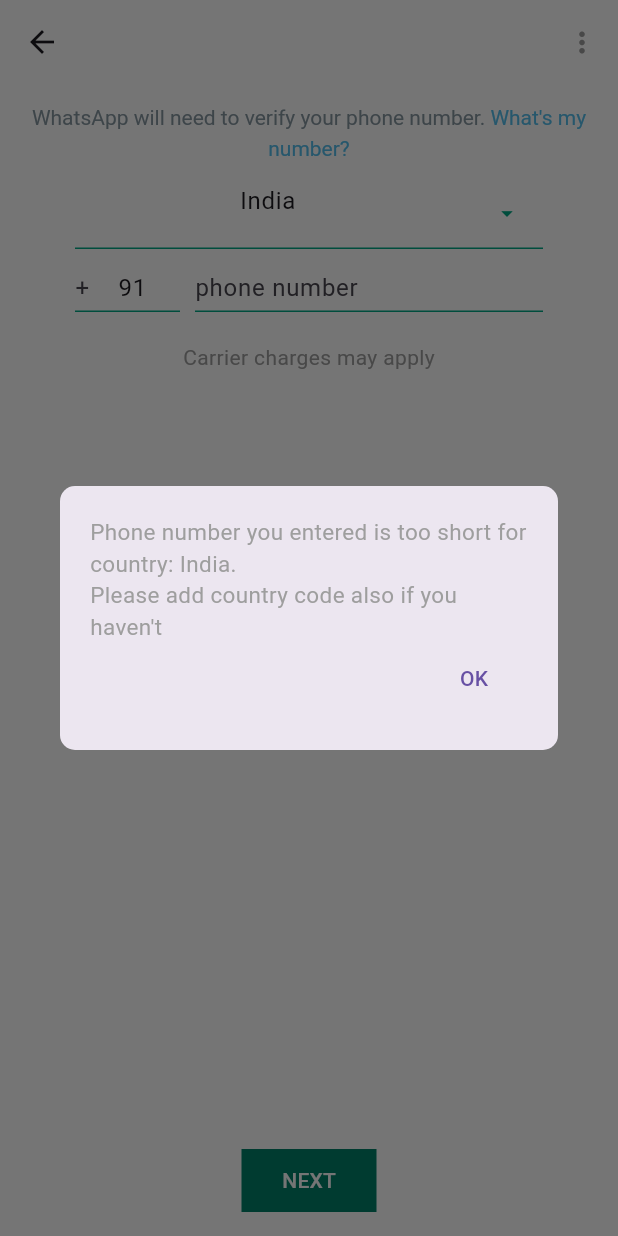
After one commit to satvik2607-sharma/whatsapp_clone_flutter, a Flutter app: the LoginPage screen opened directly, after a tap on "NEXT", on a phone screen of 412 x 824 dp. The commit adds this screen. Run offline on Flutter 3.47's test engine with Material 3 defaults, Android fonts, the phone set to English and light mode, and no system bars; our stand-ins replace country_picker.

Commit message:
Login page done

```diff
--- /dev/null
+++ b/lib/common/helper/show_alert_dialog.dart
@@ -0,0 +1,23 @@
+import 'package:flutter/material.dart';
+
+showAlertDialog(
+    {required BuildContext context, required String text, String? btnText}) {
+  return showDialog(
+      context: context,
+      builder: (context) {
+        return AlertDialog(
+          content: Text(
+            text,
+            style: TextStyle(color: Colors.grey, fontSize: 15),
+          ),
+          contentPadding: EdgeInsets.fromLTRB(20, 20, 20, 0),
+          actions: [
+            TextButton(
+                onPressed: () => Navigator.of(context).pop(),
+                child: Text(
+                  btnText ?? 'OK',
+                ))
+          ],
+        );
+      });
+}
--- a/lib/common/utils/colors.dart
+++ b/lib/common/utils/colors.dart
@@ -1,7 +1,6 @@
 import 'dart:ui';
 
 class Coloors {
-  Coloors._();
   static const Color greenDark = Color(0xFF00A884);
   static const Color greenLight = Color(0xFF008069);
   static const Color blueDark = Color(0xFF53BDEB);
@@ -10,4 +9,5 @@
   static const Color greyLight = Color(0xFF667781);
   static const Color backgroundDark = Color(0xFF111B21);
   static const Color backgroundLight = Color(0xFFFFFFFF);
+  static const Color greyBackground = Color(0xFF202C33);
 }
--- /dev/null
+++ b/lib/feature/auth/pages/login_page.dart
@@ -0,0 +1,194 @@
+import 'package:country_picker/country_picker.dart';
+import 'package:flutter/material.dart';
+import 'package:whatsapp_clone_flutter/common/helper/show_alert_dialog.dart';
+import 'package:whatsapp_clone_flutter/common/utils/colors.dart';
+import 'package:whatsapp_clone_flutter/feature/auth/widgets/custom_icon_button.dart';
+import 'package:whatsapp_clone_flutter/feature/auth/widgets/custom_text_field.dart';
+import 'package:whatsapp_clone_flutter/feature/welcome/widgets/custom_elevated_button.dart';
+
+class LoginPage extends StatefulWidget {
+  const LoginPage({super.key});
+
+  @override
+  State<LoginPage> createState() => _LoginPageState();
+}
+
+class _LoginPageState extends State<LoginPage> {
+  late TextEditingController countryNameController;
+  late TextEditingController countryCodeController;
+  late TextEditingController phoneNumberController;
+
+  @override
+  void initState() {
+    countryCodeController = TextEditingController(text: '91');
+    countryNameController = TextEditingController(text: 'India');
+    phoneNumberController = TextEditingController();
+    super.initState();
+  }
+
+  sendCodeToPhone() {
+    final phone = phoneNumberController.text;
+    final name = countryNameController.text;
+
+    if (phone.length < 9) {
+      return showAlertDialog(
+        context: context,
+        text:
+            "Phone number you entered is too short for country: $name. \nPlease add country code also if you haven't",
+      );
+    } else if (phone.isEmpty) {
+      return showAlertDialog(
+          context: context, text: 'Please enter your phone number');
+    } else if (phone.length > 10) {
+      return showAlertDialog(
+        context: context,
+        text: "Phone number you entered is too long for country: $name.",
+      );
+    }
+  }
+
+  showCountryCodePicker() {
+    showCountryPicker(
+      context: context,
+      onSelect: (country) {
+        countryNameController.text = country.name;
+        countryCodeController.text = country.countryCode;
+      },
+      showPhoneCode: true,
+      favorite: ['IN'],
+      countryListTheme: CountryListThemeData(
+        bottomSheetHeight: 600,
+        backgroundColor: Theme.of(context).backgroundColor,
+        flagSize: 22,
+        borderRadius: BorderRadius.circular(20),
+        textStyle: TextStyle(color: Colors.grey),
+        inputDecoration: InputDecoration(
+          labelStyle: TextStyle(color: Colors.grey),
+          prefixIcon: Icon(
+            Icons.language,
+            color: Coloors.greenDark,
+          ),
+          hintText: 'Search country code or name',
+          enabledBorder: UnderlineInputBorder(
+            borderSide: BorderSide(
+              color: Colors.grey!.withOpacity(0.2),
+            ),
+          ),
+          focusedBorder: UnderlineInputBorder(
+            borderSide: BorderSide(
+              color: Coloors.greenDark,
+            ),
+          ),
+        ),
+      ),
+    );
+  }
+
+  @override
+  void dispose() {
+    // TODO: implement dispose
+    countryCodeController.dispose();
+    countryNameController.dispose();
+    phoneNumberController.dispose();
+    super.dispose();
+  }
+
+  @override
+  Widget build(BuildContext context) {
+    return Scaffold(
+      appBar: AppBar(
+        backgroundColor: Theme.of(context).scaffoldBackgroundColor,
+        title: Text('Enter your phone number'),
+        centerTitle: true,
+        actions: [
+          CustomIconButton(
+            icon: Icons.more_vert,
+            iconColor: Colors.grey,
+            onTap: () {},
+          ),
+        ],
+      ),
+      body: Column(
+        children: [
+          Padding(
+            padding: const EdgeInsets.symmetric(horizontal: 20, vertical: 10),
+            child: RichText(
+              textAlign: TextAlign.center,
+              text: TextSpan(
+                text: 'WhatsApp will need to verify your phone number. ',
+                style: TextStyle(
+                  color: Coloors.greyDark,
+                  height: 1.5,
+                ),
+                children: [
+                  TextSpan(
+                    text: "What's my number?",
+                    style: TextStyle(color: Coloors.blueDark),
+                  )
+                ],
+              ),
+            ),
+          ),
+          Padding(
+            padding: const EdgeInsets.symmetric(
+              horizontal: 50,
+            ),
+            child: CustomTextField(
+              controller: countryNameController,
+              onTap: showCountryCodePicker,
+              readOnly: true,
+              suffixIcon: const Icon(
+                Icons.arrow_drop_down,
+                color: Coloors.greenDark,
+              ),
+            ),
+          ),
+          const SizedBox(
+            height: 10,
+          ),
+          Padding(
+            padding: const EdgeInsets.symmetric(horizontal: 50),
+            child: Row(
+              children: [
+                SizedBox(
+                  width: 70,
+                  child: CustomTextField(
+                    onTap: showCountryCodePicker,
+                    controller: countryCodeController,
+                    prefixText: '+',
+                    readOnly: true,
+                  ),
+                ),
+                const SizedBox(
+                  width: 10,
+                ),
+                Expanded(
+                  child: CustomTextField(
+                    onTap: () {},
+                    hintText: 'phone number',
+                    controller: phoneNumberController,
+                    textAlign: TextAlign.left,
+                    keyboardType: TextInputType.number,
+                  ),
+                )
+              ],
+            ),
+          ),
+          const SizedBox(
+            height: 20,
+          ),
+          Text(
+            'Carrier charges may apply',
+            style: TextStyle(color: Colors.grey),
+          )
+        ],
+      ),
+      floatingActionButtonLocation: FloatingActionButtonLocation.centerFloat,
+      floatingActionButton: CustomElevatedButton(
+        onPressed: sendCodeToPhone,
+        text: 'NEXT',
+        buttonWidth: 90,
+      ),
+    );
+  }
+}
--- /dev/null
+++ b/lib/feature/auth/widgets/custom_icon_button.dart
@@ -0,0 +1,32 @@
+import 'package:flutter/material.dart';
+
+class CustomIconButton extends StatelessWidget {
+  final VoidCallback onTap;
+  final IconData icon;
+  final Color? iconColor;
+  final double? iconSize;
+  final double? minWidth;
+  const CustomIconButton({
+    super.key,
+    required this.onTap,
+    required this.icon,
+    this.iconColor,
+    this.iconSize,
+    this.minWidth,
+  });
+
+  @override
+  Widget build(BuildContext context) {
+    return IconButton(
+      splashColor: Colors.transparent,
+      iconSize: iconSize ?? 22,
+      constraints: BoxConstraints(minWidth: minWidth ?? 40),
+      padding: EdgeInsets.zero,
+      onPressed: onTap,
+      icon: Icon(
+        icon,
+        color: iconColor,
+      ),
+    );
+  }
+}
--- /dev/null
+++ b/lib/feature/auth/widgets/custom_text_field.dart
@@ -0,0 +1,54 @@
+import 'package:flutter/material.dart';
+import 'package:whatsapp_clone_flutter/common/utils/colors.dart';
+
+class CustomTextField extends StatelessWidget {
+  final TextEditingController? controller;
+  final String? hintText;
+  final bool? readOnly;
+  final TextAlign? textAlign;
+  final TextInputType? keyboardType;
+  final String? prefixText;
+  final VoidCallback? onTap;
+  final Widget? suffixIcon;
+  final Function(String)? onChanged;
+  const CustomTextField(
+      {super.key,
+      this.controller,
+      this.hintText,
+      this.readOnly,
+      this.textAlign,
+      this.keyboardType,
+      this.prefixText,
+      this.onTap,
+      this.suffixIcon,
+      this.onChanged});
+
+  @override
+  Widget build(BuildContext context) {
+    return TextFormField(
+      onTap: onTap,
+      controller: controller,
+      readOnly: readOnly ?? false,
+      textAlign: textAlign ?? TextAlign.center,
+      keyboardType: readOnly == null ? keyboardType : null,
+      onChanged: onChanged,
+      decoration: InputDecoration(
+        hintText: hintText,
+        isDense: true,
+        prefixText: prefixText,
+        suffixIcon: suffixIcon,
+        enabledBorder: const UnderlineInputBorder(
+          borderSide: BorderSide(
+            color: Coloors.greenDark,
+          ),
+        ),
+        focusedBorder: const UnderlineInputBorder(
+          borderSide: BorderSide(
+            color: Coloors.greenDark,
+            width: 2,
+          ),
+        ),
+      ),
+    );
+  }
+}
--- a/lib/feature/welcome/widgets/privacy_and_terms.dart
+++ b/lib/feature/welcome/widgets/privacy_and_terms.dart
@@ -1,5 +1,5 @@
 import 'package:flutter/material.dart';
-import 'package:whatsapp_clone_flutter/utils/colors.dart';
+import 'package:whatsapp_clone_flutter/common/utils/colors.dart';
 
 class PrivacyAndTerms extends StatelessWidget {
   const PrivacyAndTerms({
--- a/lib/main.dart
+++ b/lib/main.dart
@@ -1,6 +1,8 @@
 import 'package:flutter/material.dart';
 import 'package:whatsapp_clone_flutter/common/theme/dark_theme.dart';
 import 'package:whatsapp_clone_flutter/common/theme/light_theme.dart';
+import 'package:whatsapp_clone_flutter/feature/auth/pages/login_page.dart';
+import 'package:whatsapp_clone_flutter/feature/auth/pages/verification_page.dart';
 import 'package:whatsapp_clone_flutter/feature/welcome/pages/welcome_page.dart';
 
 void main() {
@@ -19,7 +21,7 @@
       theme: lightTheme(),
       darkTheme: darkTheme(),
       themeMode: ThemeMode.system,
-      home: const WelcomePage(),
+      home: VerificationPage(),
     );
   }
 }
--- a/pubspec.yaml
+++ b/pubspec.yaml
@@ -28,17 +28,13 @@
 # the latest version available on pub.dev. To see which dependencies have newer
 # versions available, run `flutter pub outdated`.
 dependencies:
+  country_picker: ^2.0.25
   cupertino_icons: ^1.0.6
   flutter:
     sdk: flutter
   flutter_native_splash: ^2.4.0
 
 dev_dependencies:
-  # The "flutter_lints" package below contains a set of recommended lints to
-  # encourage good coding practices. The lint set provided by the package is
-  # activated in the `analysis_options.yaml` file located at the root of your
-  # package. See that file for information about deactivating specific lint
-  # rules and activating additional ones.
   flutter_lints: ^3.0.0
   flutter_test:
     sdk: flutter
```
Also changed, not shown: lib/common/theme/dark_theme.dart (+22 -0 lines), lib/common/theme/light_theme.dart (+22 -0 lines), lib/feature/auth/pages/verification_page.dart (added, +30 -0 lines), pubspec.lock.
